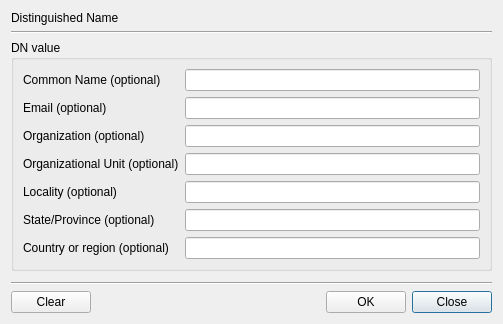
Old version of the form CertMan/make_dn_dlg.ui in the repository jykim74/CertMan.
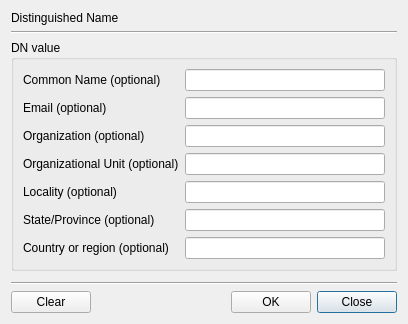
New version of the form.

```diff
--- a/CertMan/make_dn_dlg.ui
+++ b/CertMan/make_dn_dlg.ui
@@ -6,7 +6,7 @@
    <rect>
     <x>0</x>
     <y>0</y>
-    <width>503</width>
+    <width>406</width>
     <height>324</height>
    </rect>
   </property>
@@ -88,7 +88,14 @@
          </widget>
         </item>
         <item row="0" column="1">
-         <widget class="QLineEdit" name="mCNText"/>
+         <widget class="QLineEdit" name="mCNText">
+          <property name="minimumSize">
+           <size>
+            <width>200</width>
+            <height>0</height>
+           </size>
+          </property>
+         </widget>
         </item>
         <item row="6" column="1">
          <widget class="QLineEdit" name="mCText"/>
```
